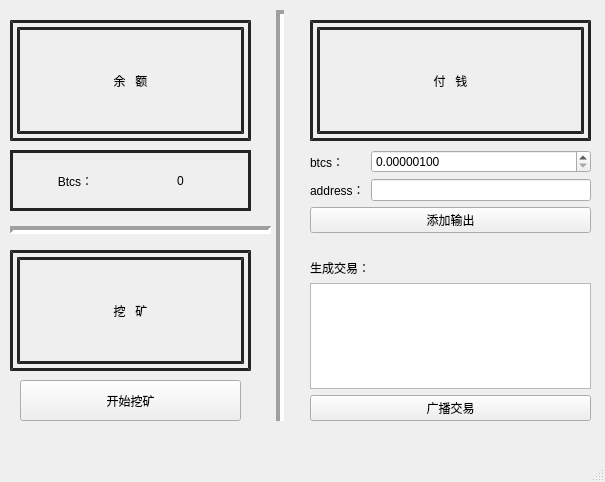
Qt form gui/win.ui (knowater521/blockchain-1) before a commit.
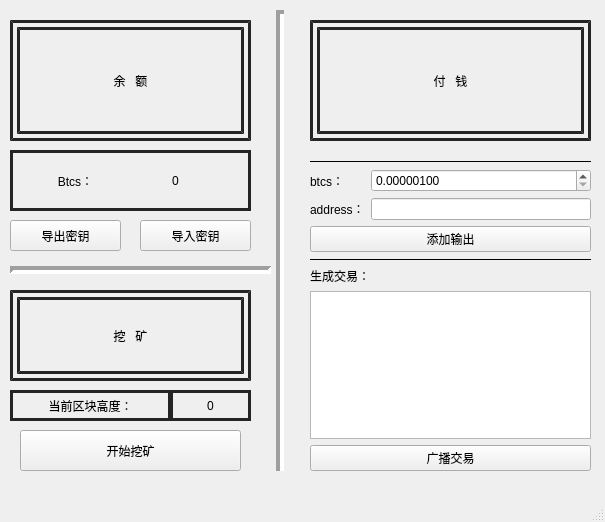
The same form after that commit.

Patch:
```diff
--- a/gui/win.ui
+++ b/gui/win.ui
@@ -7,7 +7,7 @@
     <x>0</x>
     <y>0</y>
     <width>605</width>
-    <height>482</height>
+    <height>522</height>
    </rect>
   </property>
   <property name="windowTitle">
@@ -56,9 +56,9 @@
    <widget class="QLabel" name="label_balance">
     <property name="geometry">
      <rect>
-      <x>130</x>
+      <x>120</x>
       <y>150</y>
-      <width>101</width>
+      <width>111</width>
       <height>61</height>
      </rect>
     </property>
@@ -112,12 +112,22 @@
     <property name="geometry">
      <rect>
       <x>310</x>
-      <y>150</y>
+      <y>160</y>
       <width>281</width>
-      <height>271</height>
+      <height>311</height>
      </rect>
     </property>
     <layout class="QVBoxLayout" name="verticalLayout">
+     <item>
+      <widget class="Line" name="line_4">
+       <property name="frameShadow">
+        <enum>QFrame::Plain</enum>
+       </property>
+       <property name="orientation">
+        <enum>Qt::Horizontal</enum>
+       </property>
+      </widget>
+     </item>
      <item>
       <layout class="QFormLayout" name="formLayout">
        <item row="0" column="0">
@@ -167,9 +177,25 @@
       </widget>
      </item>
      <item>
-      <widget class="QLabel" name="label_9">
-       <property name="text">
-        <string/>
+      <spacer name="verticalSpacer">
+       <property name="orientation">
+        <enum>Qt::Vertical</enum>
+       </property>
+       <property name="sizeHint" stdset="0">
+        <size>
+         <width>20</width>
+         <height>40</height>
+        </size>
+       </property>
+      </spacer>
+     </item>
+     <item>
+      <widget class="Line" name="line_3">
+       <property name="frameShadow">
+        <enum>QFrame::Plain</enum>
+       </property>
+       <property name="orientation">
+        <enum>Qt::Horizontal</enum>
        </property>
       </widget>
      </item>
@@ -196,9 +222,9 @@
     <property name="geometry">
      <rect>
       <x>10</x>
-      <y>250</y>
+      <y>290</y>
       <width>241</width>
-      <height>121</height>
+      <height>91</height>
      </rect>
     </property>
     <property name="styleSheet">
@@ -216,7 +242,7 @@
     <property name="geometry">
      <rect>
       <x>20</x>
-      <y>380</y>
+      <y>430</y>
       <width>221</width>
       <height>41</height>
      </rect>
@@ -234,7 +260,7 @@
       <x>270</x>
       <y>10</y>
       <width>20</width>
-      <height>411</height>
+      <height>461</height>
      </rect>
     </property>
     <property name="lineWidth">
@@ -248,7 +274,7 @@
     <property name="geometry">
      <rect>
       <x>10</x>
-      <y>220</y>
+      <y>260</y>
       <width>261</width>
       <height>20</height>
      </rect>
@@ -260,6 +286,72 @@
      <enum>Qt::Horizontal</enum>
     </property>
    </widget>
+   <widget class="QPushButton" name="btn_export_key">
+    <property name="geometry">
+     <rect>
+      <x>10</x>
+      <y>220</y>
+      <width>111</width>
+      <height>31</height>
+     </rect>
+    </property>
+    <property name="text">
+     <string>导出密钥</string>
+    </property>
+   </widget>
+   <widget class="QPushButton" name="btn_import_key">
+    <property name="geometry">
+     <rect>
+      <x>140</x>
+      <y>220</y>
+      <width>111</width>
+      <height>31</height>
+     </rect>
+    </property>
+    <property name="text">
+     <string>导入密钥</string>
+    </property>
+   </widget>
+   <widget class="QLabel" name="label_3">
+    <property name="geometry">
+     <rect>
+      <x>10</x>
+      <y>390</y>
+      <width>161</width>
+      <height>31</height>
+     </rect>
+    </property>
+    <property name="styleSheet">
+     <string notr="true">font: 12pt &quot;仿宋&quot;;
+border: 3px solid #242424;</string>
+    </property>
+    <property name="text">
+     <string>当前区块高度：</string>
+    </property>
+    <property name="alignment">
+     <set>Qt::AlignCenter</set>
+    </property>
+   </widget>
+   <widget class="QLabel" name="label_block_height">
+    <property name="geometry">
+     <rect>
+      <x>170</x>
+      <y>390</y>
+      <width>81</width>
+      <height>31</height>
+     </rect>
+    </property>
+    <property name="styleSheet">
+     <string notr="true">font: 15pt &quot;Times New Roman&quot;;
+border: 3px solid #242424;</string>
+    </property>
+    <property name="text">
+     <string>0</string>
+    </property>
+    <property name="alignment">
+     <set>Qt::AlignCenter</set>
+    </property>
+   </widget>
    <zorder>label_4</zorder>
    <zorder>label</zorder>
    <zorder>label_2</zorder>
```
Left out of the diff: 8 changed lines with no effect on the pictures.
